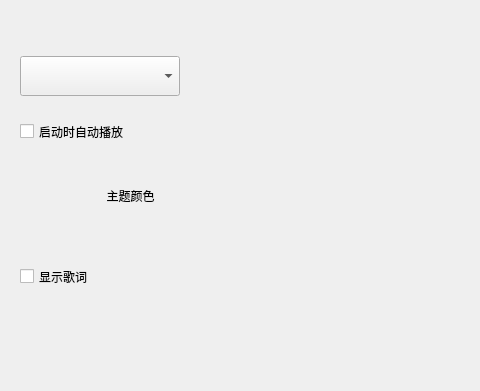
First picture: the form in OnePlayer/src/settingtabwidget.ui, repository whdicu/OnePlayer, before the edit; both pictures show x 0 to 480 and y 0 to 391 of the 896 by 495 pixel window.
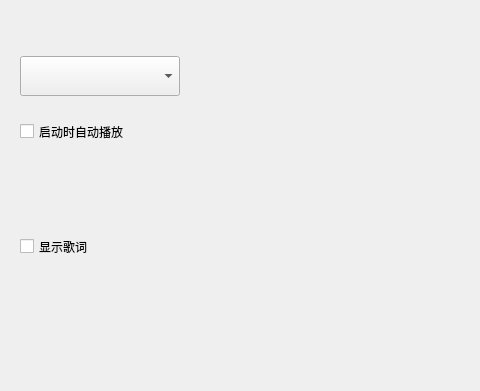
Second picture: the form after the edit. Custom widgets are drawn as their Qt base class.

Commit message: 1.增加颜色选择窗口 2.DMenu动画优化 3.hook和捕获按键代码优化

The edit to the form file:
```diff
--- a/OnePlayer/src/settingtabwidget.ui
+++ b/OnePlayer/src/settingtabwidget.ui
@@ -486,7 +486,7 @@
           <property name="geometry">
            <rect>
             <x>20</x>
-            <y>220</y>
+            <y>190</y>
             <width>141</width>
             <height>41</height>
            </rect>
@@ -508,42 +508,26 @@
            <string>启动时自动播放</string>
           </property>
          </widget>
-         <widget class="QPushButton" name="btn_color">
+         <widget class="DColorButton" name="widget_color" native="true">
           <property name="geometry">
            <rect>
             <x>20</x>
-            <y>140</y>
-            <width>40</width>
+            <y>130</y>
+            <width>160</width>
             <height>40</height>
            </rect>
           </property>
-          <property name="cursor">
-           <cursorShape>PointingHandCursor</cursorShape>
-          </property>
-          <property name="text">
-           <string/>
-          </property>
-          <property name="flat">
-           <bool>true</bool>
-          </property>
-         </widget>
-         <widget class="QPushButton" name="btn_color2">
-          <property name="geometry">
-           <rect>
-            <x>80</x>
-            <y>140</y>
-            <width>101</width>
+          <property name="minimumSize">
+           <size>
+            <width>160</width>
             <height>40</height>
-           </rect>
+           </size>
           </property>
-          <property name="cursor">
-           <cursorShape>PointingHandCursor</cursorShape>
-          </property>
-          <property name="text">
-           <string>主题颜色</string>
-          </property>
-          <property name="flat">
-           <bool>true</bool>
+          <property name="maximumSize">
+           <size>
+            <width>160</width>
+            <height>40</height>
+           </size>
           </property>
          </widget>
         </widget>
@@ -555,6 +539,14 @@
   </layout>
  </widget>
  <layoutdefault spacing="6" margin="11"/>
+ <customwidgets>
+  <customwidget>
+   <class>DColorButton</class>
+   <extends>QWidget</extends>
+   <header>DColorButton.h</header>
+   <container>1</container>
+  </customwidget>
+ </customwidgets>
  <resources/>
  <connections/>
 </ui>
```
Left out of the diff: 9 changed lines with no effect on the pictures. The commit also changes 14 other files.
